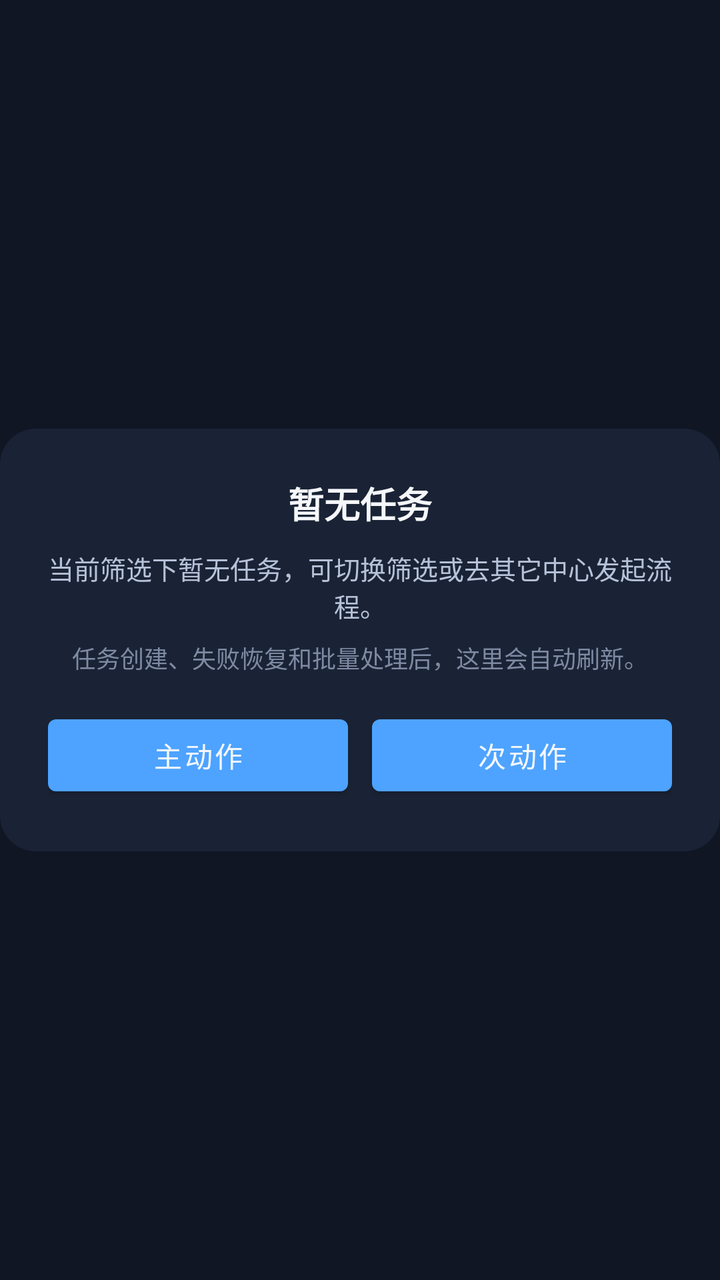
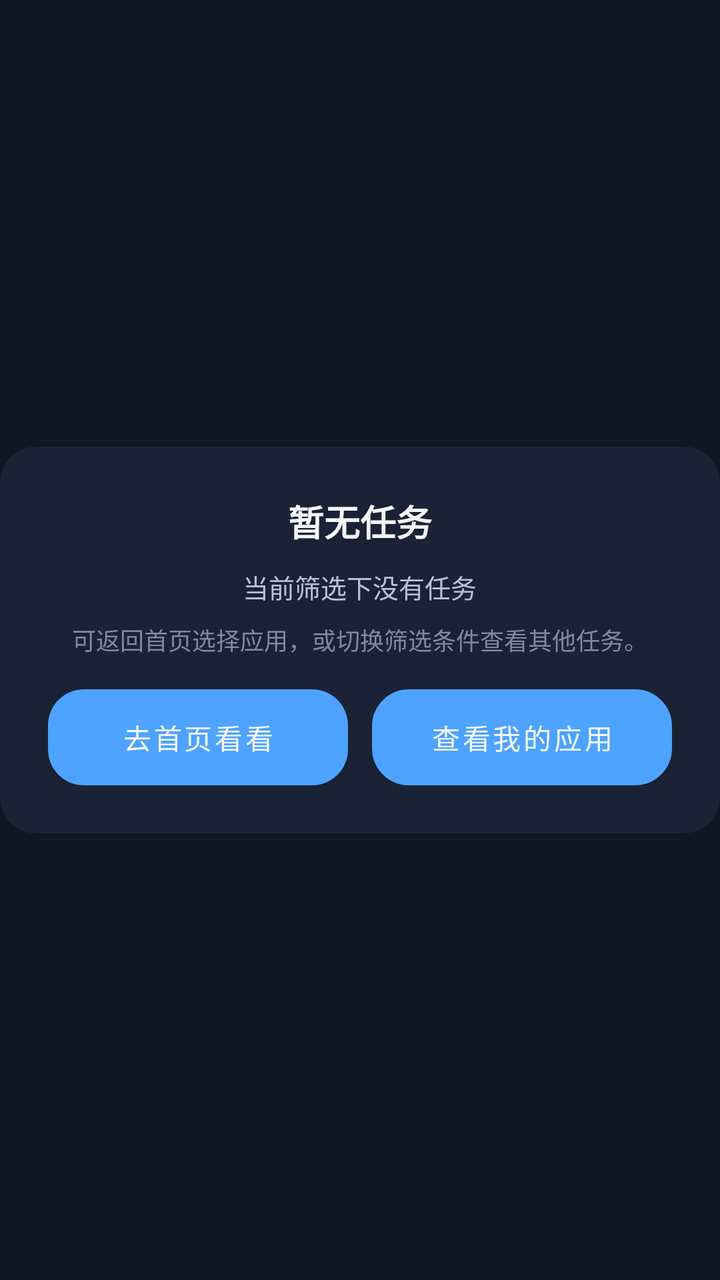

Compare the two renders of this Android layout. The source of the first and the diff that turns it into the second are given below.
<!-- AndroidManifest.xml: another module's application theme Theme.CarAppStore -->
<!-- res/layout/view_task_center_empty_panel.xml -->
<?xml version="1.0" encoding="utf-8"?>
<androidx.constraintlayout.widget.ConstraintLayout xmlns:android="http://schemas.android.com/apk/res/android"
    xmlns:app="http://schemas.android.com/apk/res-auto"
    android:layout_width="match_parent"
    android:layout_height="wrap_content"
    android:layout_marginTop="@dimen/spacing_16dp">

    <LinearLayout
        android:layout_width="0dp"
        android:layout_height="wrap_content"
        android:background="@drawable/bg_panel"
        android:gravity="center_horizontal"
        android:orientation="vertical"
        android:padding="@dimen/spacing_24dp"
        app:layout_constraintBottom_toBottomOf="parent"
        app:layout_constraintEnd_toEndOf="parent"
        app:layout_constraintStart_toStartOf="parent"
        app:layout_constraintTop_toTopOf="parent">

    <TextView
        android:id="@+id/tvEmptyTitle"
        android:layout_width="wrap_content"
        android:layout_height="wrap_content"
        android:text="@string/ui_empty_tasks"
        android:textColor="@color/car_text_primary"
        android:textSize="@dimen/text_lg"
        android:textStyle="bold" />

    <TextView
        android:id="@+id/tvEmptyDesc"
        android:layout_width="wrap_content"
        android:layout_height="wrap_content"
        android:layout_marginTop="@dimen/spacing_10dp"
        android:gravity="center"
        android:text="@string/ui_task_empty_hint"
        android:textColor="@color/car_text_secondary"
        android:textSize="@dimen/text_sm_13" />

    <TextView
        android:id="@+id/tvEmptyHint"
        android:layout_width="wrap_content"
        android:layout_height="wrap_content"
        android:layout_marginTop="@dimen/spacing_8dp"
        android:gravity="center"
        android:text="@string/ui_task_empty_refresh_hint"
        android:textColor="@color/car_text_hint"
        android:textSize="@dimen/text_xs" />

    <LinearLayout
        android:id="@+id/layoutEmptyActions"
        android:layout_width="match_parent"
        android:layout_height="wrap_content"
        android:layout_marginTop="@dimen/spacing_16dp"
        android:gravity="center"
        android:orientation="horizontal">

        <Button
            android:id="@+id/btnEmptyPrimary"
            android:layout_width="0dp"
            android:layout_height="wrap_content"
            android:layout_marginEnd="@dimen/spacing_6dp"
            android:layout_weight="1"
            android:text="@string/ui_primary_action" />

        <Button
            android:id="@+id/btnEmptySecondary"
            android:layout_width="0dp"
            android:layout_height="wrap_content"
            android:layout_marginStart="@dimen/spacing_6dp"
            android:layout_weight="1"
            android:text="@string/ui_secondary_action" />
    </LinearLayout>

    </LinearLayout>

</androidx.constraintlayout.widget.ConstraintLayout>
<!-- resources referenced by this layout -->
<resources>
  <color name="car_text_hint">#7E8AA3</color>
  <color name="car_text_primary">#F5F7FA</color>
  <color name="car_text_secondary">#B6C2D9</color>
  <dimen name="spacing_10dp">10dp</dimen>
  <dimen name="spacing_16dp">16dp</dimen>
  <dimen name="spacing_24dp">24dp</dimen>
  <dimen name="spacing_6dp">6dp</dimen>
  <dimen name="spacing_8dp">8dp</dimen>
  <dimen name="text_lg">18sp</dimen>
  <dimen name="text_sm_13">13sp</dimen>
  <dimen name="text_xs">12sp</dimen>
  <!-- drawable bg_panel (drawable) -->
  <shape xmlns:android="http://schemas.android.com/apk/res/android">
      <solid android:color="@color/car_surface" />
      <corners android:radius="18dp" />
  </shape>
  <string name="ui_empty_tasks">暂无任务</string>
  <string name="ui_primary_action">主动作</string>
  <string name="ui_secondary_action">次动作</string>
  <string name="ui_task_empty_hint">当前筛选下暂无任务，可切换筛选或去其它中心发起流程。</string>
  <string name="ui_task_empty_refresh_hint">任务创建、失败恢复和批量处理后，这里会自动刷新。</string>
  <style name="Theme.CarAppStore" parent="Theme.MaterialComponents.DayNight.NoActionBar">
          <item name="colorPrimary">@color/car_primary</item>
          <item name="colorPrimaryVariant">@color/car_primary_dark</item>
          <item name="colorOnPrimary">@color/car_text_primary</item>
          <item name="colorSecondary">@color/car_accent</item>
          <item name="colorSecondaryVariant">@color/teal_700</item>
          <item name="colorOnSecondary">@color/car_bg</item>
          <item name="android:statusBarColor" tools:targetApi="l">@color/car_bg</item>
          <item name="android:navigationBarColor" tools:targetApi="l">@color/car_bg</item>
          <item name="android:windowBackground">@color/car_bg</item>
      </style>
  <color name="car_surface">#1A2335</color>
  <color name="car_primary">#4DA3FF</color>
  <color name="car_primary_dark">#2E7DE0</color>
  <color name="car_accent">#5DE1B9</color>
  <color name="teal_700">#FF018786</color>
  <color name="car_bg">#101623</color>
</resources>

<!-- the commit's change to res/layout/view_task_center_empty_panel.xml (unified diff, before → after) -->
@@ -58,17 +58,23 @@
             android:id="@+id/btnEmptyPrimary"
             android:layout_width="0dp"
             android:layout_height="wrap_content"
+            android:background="@drawable/bg_primary_button"
             android:layout_marginEnd="@dimen/spacing_6dp"
             android:layout_weight="1"
-            android:text="@string/ui_primary_action" />
+            android:text="@string/ui_primary_action"
+            android:textAllCaps="false"
+            android:textColor="@color/car_text_primary" />
 
         <Button
             android:id="@+id/btnEmptySecondary"
             android:layout_width="0dp"
             android:layout_height="wrap_content"
+            android:background="@drawable/bg_secondary_button"
             android:layout_marginStart="@dimen/spacing_6dp"
             android:layout_weight="1"
-            android:text="@string/ui_secondary_action" />
+            android:text="@string/ui_secondary_action"
+            android:textAllCaps="false"
+            android:textColor="@color/car_text_primary" />
     </LinearLayout>
 
     </LinearLayout>
<!-- resource entries referenced after the edit -->
@@ -16,11 +16,25 @@
       <solid android:color="@color/car_surface" />
       <corners android:radius="18dp" />
   </shape>
+  <!-- drawable bg_primary_button (drawable) -->
+  <shape xmlns:android="http://schemas.android.com/apk/res/android">
+      <gradient
+          android:angle="0"
+          android:endColor="@color/car_primary"
+          android:startColor="@color/car_primary_dark" />
+      <corners android:radius="18dp" />
+  </shape>
+  <!-- drawable bg_secondary_button (drawable) -->
+  <shape xmlns:android="http://schemas.android.com/apk/res/android">
+      <solid android:color="@color/car_surface_light" />
+      <stroke android:width="1dp" android:color="@color/car_divider" />
+      <corners android:radius="18dp" />
+  </shape>
   <string name="ui_empty_tasks">暂无任务</string>
-  <string name="ui_primary_action">主动作</string>
-  <string name="ui_secondary_action">次动作</string>
-  <string name="ui_task_empty_hint">当前筛选下暂无任务，可切换筛选或去其它中心发起流程。</string>
-  <string name="ui_task_empty_refresh_hint">任务创建、失败恢复和批量处理后，这里会自动刷新。</string>
+  <string name="ui_primary_action">去首页看看</string>
+  <string name="ui_secondary_action">查看我的应用</string>
+  <string name="ui_task_empty_hint">当前筛选下没有任务</string>
+  <string name="ui_task_empty_refresh_hint">可返回首页选择应用，或切换筛选条件查看其他任务。</string>
   <style name="Theme.CarAppStore" parent="Theme.MaterialComponents.DayNight.NoActionBar">
           <item name="colorPrimary">@color/car_primary</item>
           <item name="colorPrimaryVariant">@color/car_primary_dark</item>
@@ -35,6 +49,8 @@
   <color name="car_surface">#1A2335</color>
   <color name="car_primary">#4DA3FF</color>
   <color name="car_primary_dark">#2E7DE0</color>
+  <color name="car_surface_light">#223049</color>
+  <color name="car_divider">#2B3852</color>
   <color name="car_accent">#5DE1B9</color>
   <color name="teal_700">#FF018786</color>
   <color name="car_bg">#101623</color>
